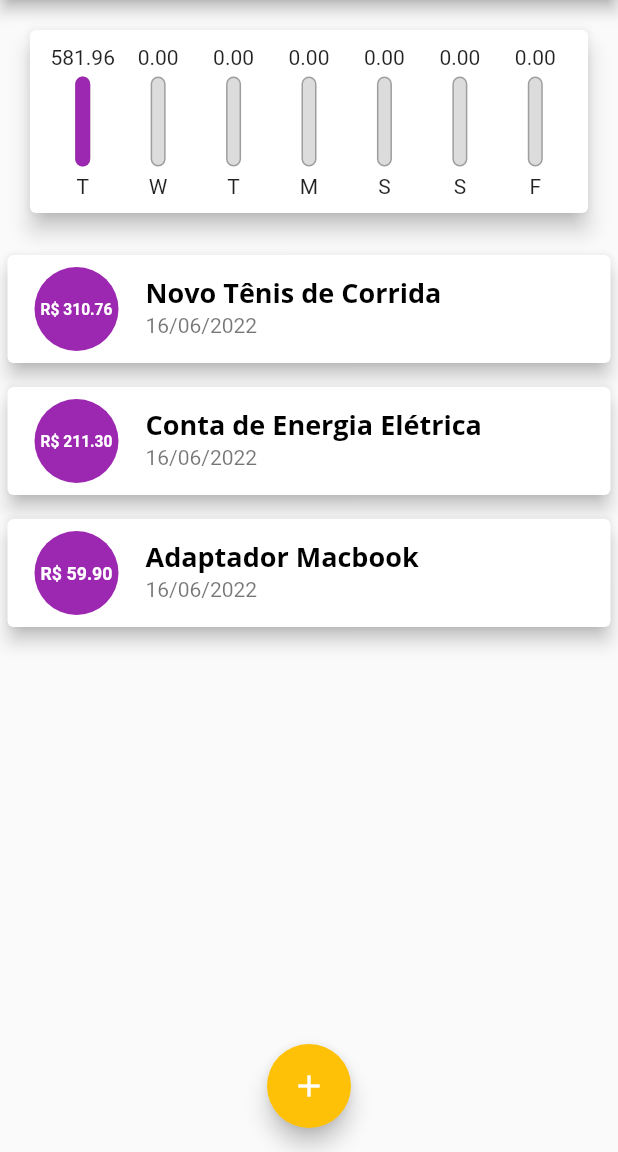
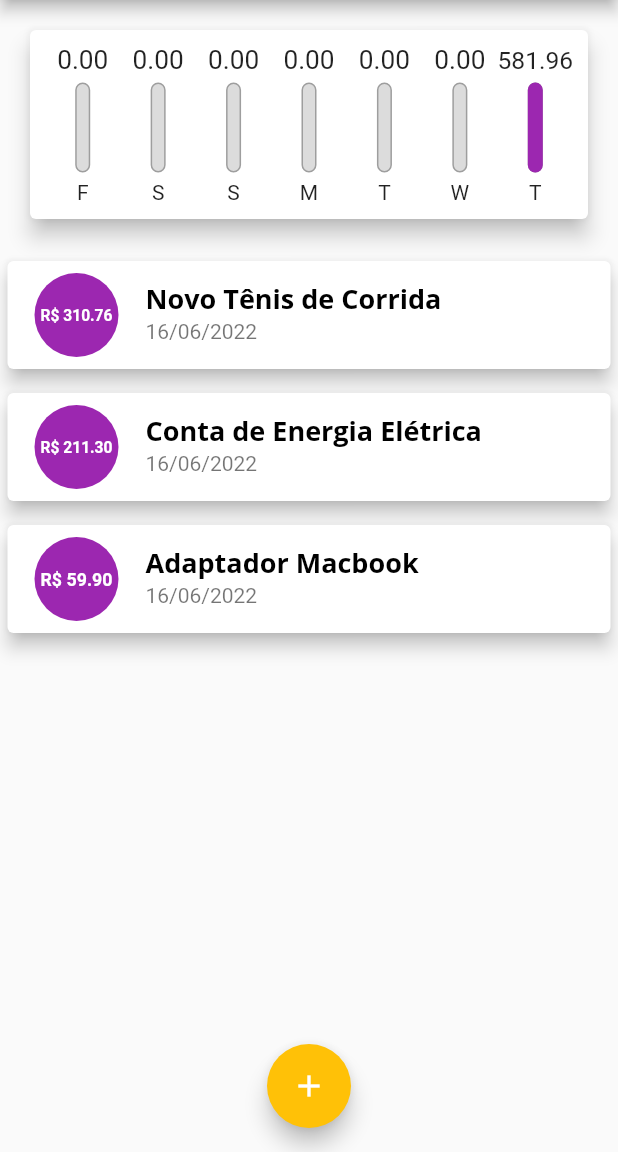
Before and after one commit to arthurrossibr/flutter-despesas, a Flutter app: the screen it shows after launch, on a phone screen of 412 x 824 dp, the part 84-1236 px from its top. Run offline on Flutter 3.47's test engine with Material 2 defaults, Android fonts, the light colour scheme and no system bars.

Commit message:
Apply corrections to chart view

```diff
--- a/lib/components/chart.dart
+++ b/lib/components/chart.dart
@@ -28,7 +28,7 @@ class Chart extends StatelessWidget {
         'day': DateFormat.E().format(weekDay)[0],
         'value': totalSum,
       };
-    });
+    }).reversed.toList();
   }
 
   double get _weekTotalValue {
--- a/lib/components/chart_bar.dart
+++ b/lib/components/chart_bar.dart
@@ -16,8 +16,11 @@ class ChartBar extends StatelessWidget {
   Widget build(BuildContext context) {
     return Column(
       children: [
-        FittedBox(
-          child: Text(value!.toStringAsFixed(2)),
+        SizedBox(
+          height: 20,
+          child: FittedBox(
+            child: Text(value!.toStringAsFixed(2)),
+          ),
         ),
         const SizedBox(height: 5),
         SizedBox(
```
